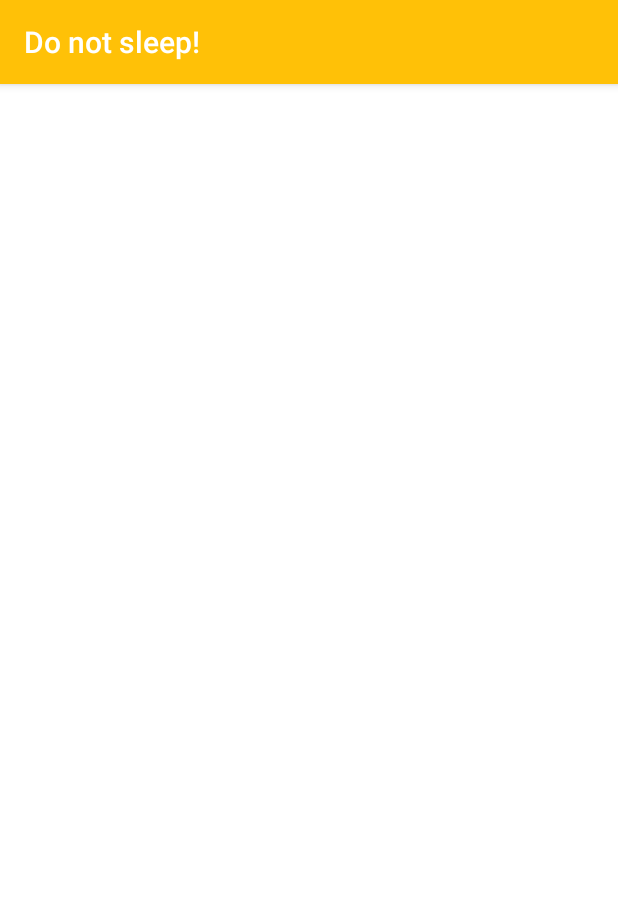
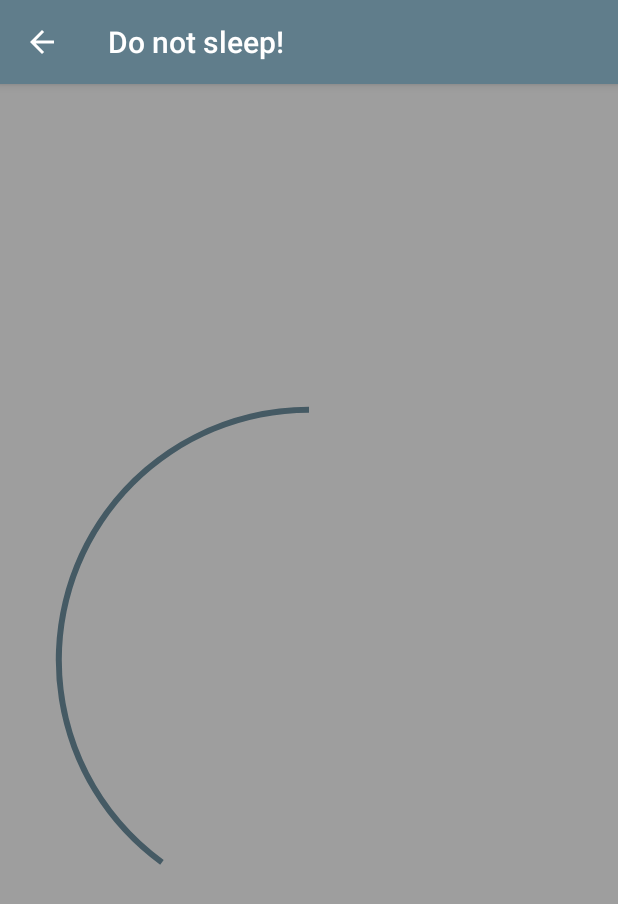
Before and after one commit to teodor-hristov/Driverify, an Android app: the Drive screen opened directly, with no data from a screen before it, on a phone screen of 412 x 824 dp. Shown: the top 904 px of the screen. Run offline under Robolectric (Android 15) with nearby library versions, the phone set to English and light mode, and no system bars; 7 statements that could not run were skipped.

Commit message:
Added pseudo odometer

```diff
--- a/app/build.gradle
+++ b/app/build.gradle
@@ -4,7 +4,7 @@ android {
     compileSdkVersion 28
     defaultConfig {
         applicationId "com.demotxt.droidsrce.homedashboard"
-        minSdkVersion 22
+        minSdkVersion 24
         targetSdkVersion 28
         versionCode 1
         versionName "1.0"
--- /dev/null
+++ b/app/src/main/res/drawable/circle.xml
@@ -0,0 +1,10 @@
+<?xml version="1.0" encoding="utf-8"?>
+<shape xmlns:android="http://schemas.android.com/apk/res/android"
+    android:shape="ring"
+    android:innerRadiusRatio="2.5"
+    android:thickness="4dp"
+    android:useLevel="true">
+
+    <solid android:color="@color/primary_dark" />
+
+</shape>
--- a/app/src/main/res/layout/activity_drive.xml
+++ b/app/src/main/res/layout/activity_drive.xml
@@ -1,17 +1,18 @@
 <?xml version="1.0" encoding="utf-8"?>
-
-<LinearLayout
-    xmlns:android="http://schemas.android.com/apk/res/android"
+<RelativeLayout xmlns:android="http://schemas.android.com/apk/res/android"
+    xmlns:app="http://schemas.android.com/apk/res-auto"
+    xmlns:tools="http://schemas.android.com/tools"
     android:id="@+id/topLayout"
-    android:orientation="horizontal"
     android:layout_width="match_parent"
     android:layout_height="match_parent"
+    android:background="@color/accent"
     android:keepScreenOn="true">
 
     <com.demotxt.droidsrce.homedashboard.ui.camera.CameraSourcePreview
         android:id="@+id/preview"
-        android:layout_width="match_parent"
-        android:layout_height="match_parent"
+        android:layout_width="18dp"
+        android:layout_height="16dp"
+        android:background="@color/primary_dark"
         android:focusable="auto"
         android:visibility="visible">
 
@@ -21,12 +22,27 @@
             android:layout_height="match_parent"
             android:visibility="visible" />
 
-        <LinearLayout
+    </com.demotxt.droidsrce.homedashboard.ui.camera.CameraSourcePreview>
+
+    <LinearLayout
+        android:layout_width="match_parent"
+        android:layout_height="match_parent"
+        android:background="@color/accent"
+        android:orientation="horizontal">
+
+        <ProgressBar
+            android:id="@+id/rpm"
+            style="?android:progressBarStyleHorizontal"
             android:layout_width="match_parent"
             android:layout_height="match_parent"
-            android:orientation="horizontal"
-            android:background="@android:color/white">
+            android:progress="40"
+            android:progressDrawable="@drawable/circle"
+            android:rotation="126"
+            app:layout_constraintBottom_toBottomOf="parent"
+            app:layout_constraintLeft_toLeftOf="parent"
+            app:layout_constraintRight_toRightOf="parent"
+            app:layout_constraintTop_toTopOf="parent" />
+        <!--            edno delenie = 0.3-->
+    </LinearLayout>
 
-        </LinearLayout>
-    </com.demotxt.droidsrce.homedashboard.ui.camera.CameraSourcePreview>
-</LinearLayout>
+</RelativeLayout>
--- a/app/src/main/res/layout/activity_login2.xml
+++ b/app/src/main/res/layout/activity_login2.xml
@@ -4,7 +4,7 @@
     android:layout_height="match_parent"
     android:gravity="center"
     android:orientation="vertical"
-    android:background="@color/loginBackgroundColor"
+    android:background="@color/icons"
     tools:context="com.demotxt.droidsrce.homedashboard.LoginActivity"
     android:weightSum="1">
 
--- a/app/src/main/res/values/colors.xml
+++ b/app/src/main/res/values/colors.xml
@@ -12,6 +12,15 @@
     <color name="darkblue">#23283a</color>
     <color name="testcolorblue">#152b38</color>
     <color name="pink">#fe104d</color>
+<!--    \/ new color gamma-->
+    <color name="primary">#607D8B</color>
+    <color name="primary_dark">#455A64</color>
+    <color name="primary_light">#CFD8DC</color>
+    <color name="accent">#9E9E9E</color>
+    <color name="primary_text">#212121</color>
+    <color name="secondary_text">#757575</color>
+    <color name="icons">#FFFFFF</color>
+    <color name="divider">#BDBDBD</color>
 
     <color name="black_overlay">#66000000</color>
 </resources>
--- a/app/src/main/res/values/styles.xml
+++ b/app/src/main/res/values/styles.xml
@@ -1,15 +1,15 @@
 <resources>
 
     <style name="AppTheme" parent="Theme.AppCompat.Light.DarkActionBar">
-        <item name="colorPrimary">@color/colorPrimary</item>
-        <item name="colorPrimaryDark">@color/colorPrimaryDark</item>
-        <item name="colorAccent">@color/colorAccent</item>
+        <item name="colorPrimary">@color/primary</item>
+        <item name="colorPrimaryDark">@color/primary_dark</item>
+        <item name="colorAccent">@color/accent</item>
     </style>
 
     <style name="LoginTheme" parent="Theme.AppCompat.Light.NoActionBar">
-        <item name="colorPrimary">@color/colorPrimary</item>
-        <item name="colorPrimaryDark">@color/colorPrimaryDark</item>
-        <item name="colorAccent">@color/colorAccent</item>
+        <item name="colorPrimary">@color/primary</item>
+        <item name="colorPrimaryDark">@color/primary_dark</item>
+        <item name="colorAccent">@color/accent</item>
     </style>
 
     <style name="FullscreenTheme" parent="AppTheme">
```
Also changed, not shown: app/src/main/AndroidManifest.xml (+6 -3 lines), app/src/main/java/com/demotxt/droidsrce/homedashboard/Drive.java (+28 -1 lines), app/src/main/res/drawable/icon.png (added).
